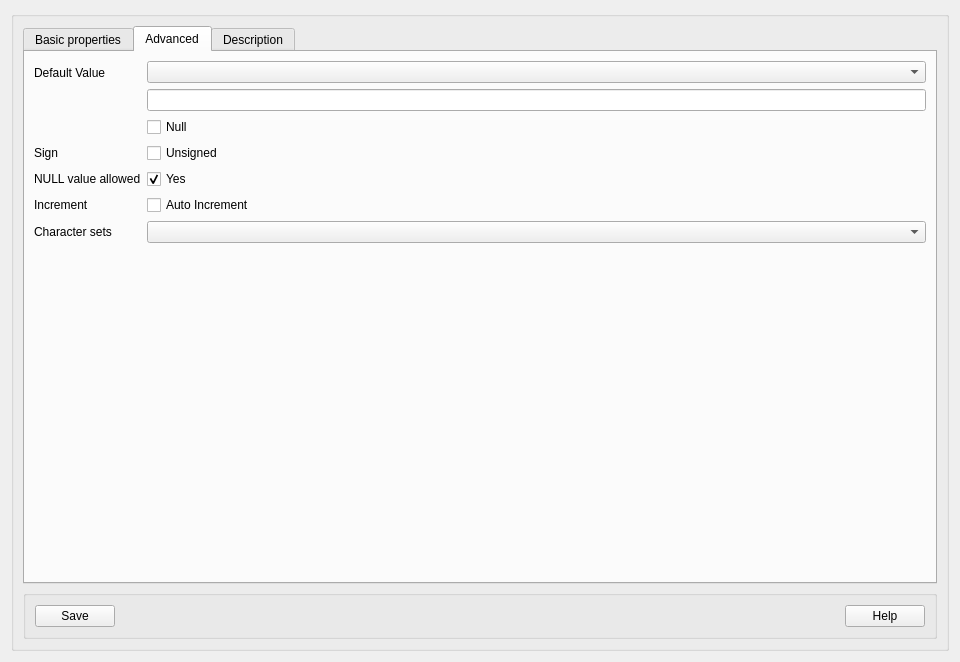
fritzone/ddm, file NewDataTypeForm.ui: the form before one commit.
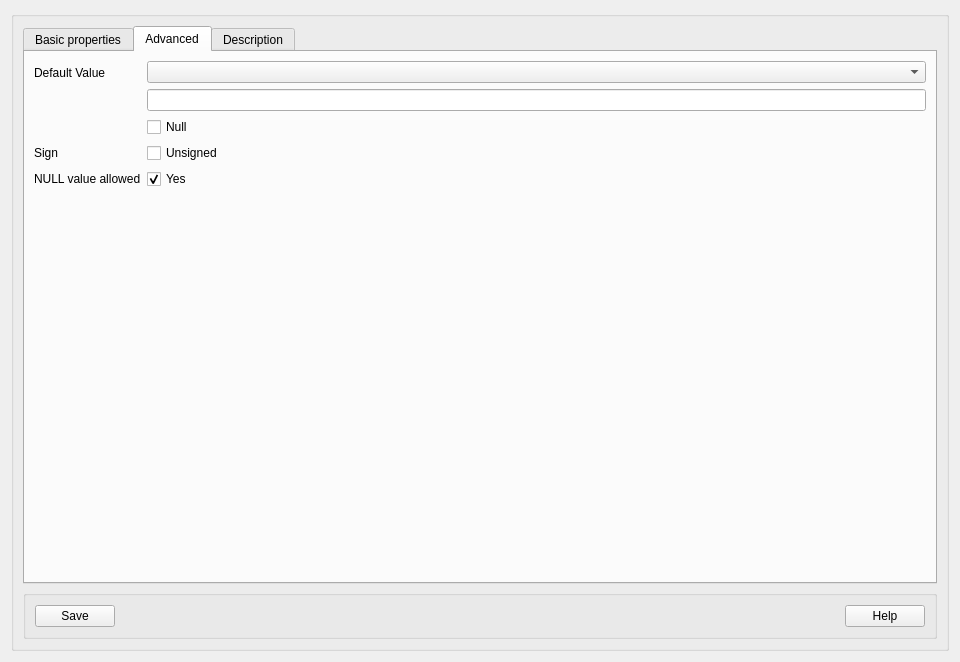
The form after the commit. The open tabs and pages were chosen to show the change. Icons and pictures are not drawn.

Commit message: started the versioning implemetnation, now the data types have a full uid interface

The edit to the form file:
```diff
--- a/NewDataTypeForm.ui
+++ b/NewDataTypeForm.ui
@@ -204,6 +204,9 @@
           <string>Advanced</string>
          </attribute>
          <layout class="QFormLayout" name="formLayout_2">
+          <property name="fieldGrowthPolicy">
+           <enum>QFormLayout::AllNonFixedFieldsGrow</enum>
+          </property>
           <item row="1" column="0">
            <widget class="QLabel" name="label_3">
             <property name="text">
@@ -242,30 +245,6 @@
             </property>
            </widget>
           </item>
-          <item row="7" column="0">
-           <widget class="QLabel" name="label_7">
-            <property name="text">
-             <string>Character sets</string>
-            </property>
-           </widget>
-          </item>
-          <item row="7" column="1">
-           <widget class="QComboBox" name="cmbCharacterSets"/>
-          </item>
-          <item row="6" column="0">
-           <widget class="QLabel" name="lblIncrement">
-            <property name="text">
-             <string>Increment</string>
-            </property>
-           </widget>
-          </item>
-          <item row="6" column="1">
-           <widget class="QCheckBox" name="chkAutoIncrement">
-            <property name="text">
-             <string>Auto Increment</string>
-            </property>
-           </widget>
-          </item>
           <item row="5" column="0">
            <widget class="QLabel" name="label_8">
             <property name="text">
```
Left out of the diff: 38 changed lines with no effect on the pictures. The commit also changes 24 other files.
